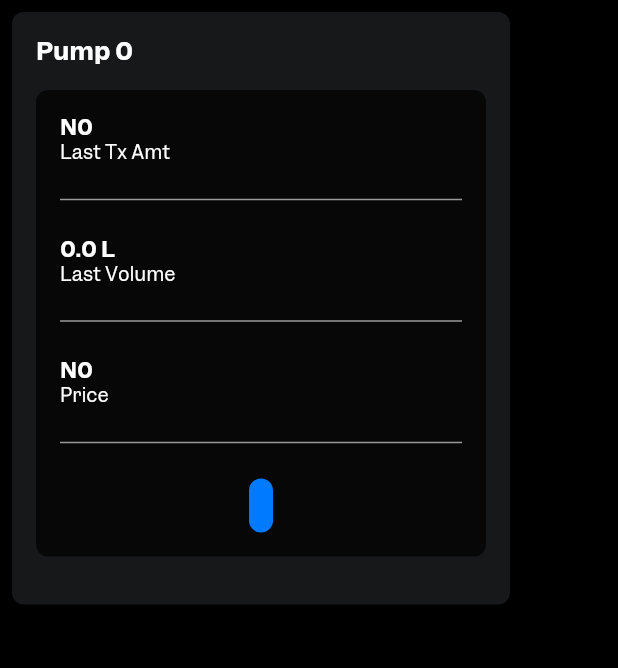
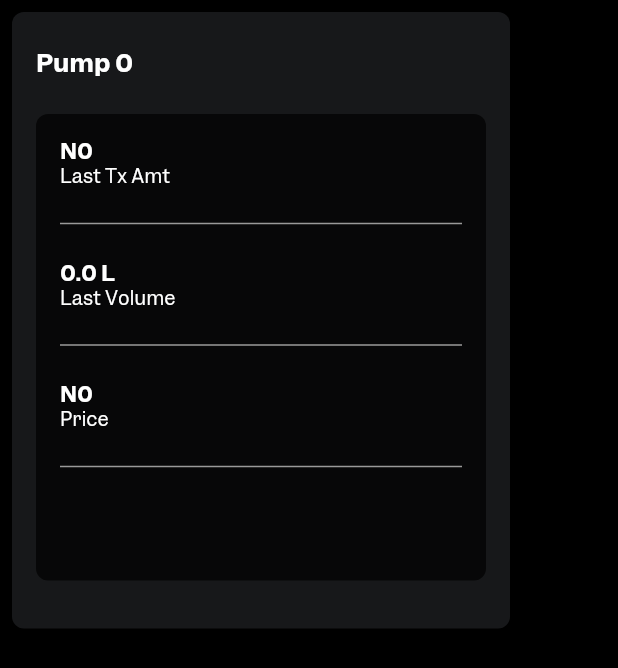
Before and after one commit to Arch-Unique/pts2_fcc_dashboard, a Flutter app: the PumpItemWidget widget shown alone on an empty page, opened directly with empty values, on a phone screen of 412 x 824 dp. Shown: the top 668 px of the screen. Run offline on Flutter 3.47's test engine with Material 3 defaults, Android fonts, the phone set to English and light mode, and no system bars; our stand-ins replace cached_network_image, connectivity_plus, dio, flutter_native_splash, flutter_svg, get and 3 more; accounts and stored records are empty; network calls fail.

Commit message:
fix dashboard

```diff
--- a/lib/src/features/dashboard.dart
+++ b/lib/src/features/dashboard.dart
@@ -124,7 +124,7 @@ class _DashboardScreenState extends State<DashboardScreen> {
                   padding: EdgeInsets.all(8),
                   margin: EdgeInsets.all(8),
                   color: controller.isConnected.value
-                      ? AppColors.green
+                      ? AppColors.primaryColor
                       : AppColors.red,
                   child: Center(
                     child: AppText.thin(
--- a/lib/src/features/shared.dart
+++ b/lib/src/features/shared.dart
@@ -34,7 +34,10 @@ constraints: BoxConstraints(
               children: [
                 AppText.medium("Pump ${pm.pump}"),
                 Spacer(),
-                AppText.medium(pm.lastFuelGradeName),
+                CurvedContainer(
+                  padding: EdgeInsets.all(8),
+                  color: AppColors.containerColor,
+                  child: AppText.medium(pm.lastFuelGradeName)),
               ],
             ),
             CurvedContainer(
@@ -58,10 +61,10 @@ constraints: BoxConstraints(
                   AppDivider(),
                   Align(
                     alignment: Alignment.center,
-                    child: CurvedContainer(
+                    child: Padding(
                       padding: EdgeInsets.all(8),
-                      color: pm.stateRaw == "idle" ? AppColors.accentColor: pm.stateRaw == "offline" ? AppColors.containerColor: AppColors.primaryColor,
-                      child: AppText.medium(pm.stateRaw.toUpperCase()),
+
+                      child: AppText.medium(pm.stateRaw.toUpperCase(),color: pm.stateRaw == "idle" ? AppColors.accentColor: pm.stateRaw == "offline" ? AppColors.grey: AppColors.primaryColor,),
                     ),
                   )
                 ],
--- a/lib/src/global/services/dio_api_service.dart
+++ b/lib/src/global/services/dio_api_service.dart
@@ -118,7 +118,8 @@ class DioApiService extends GetxService implements ApiService {
     return hasToken
         ? {
             "Authorization":
-                generateDigestHeader()
+                generateDigestHeader(),
+                "Cookie":"PumpControlTypeCookie=PumpControlTypeTable"
           }
         : {};
   }
```
